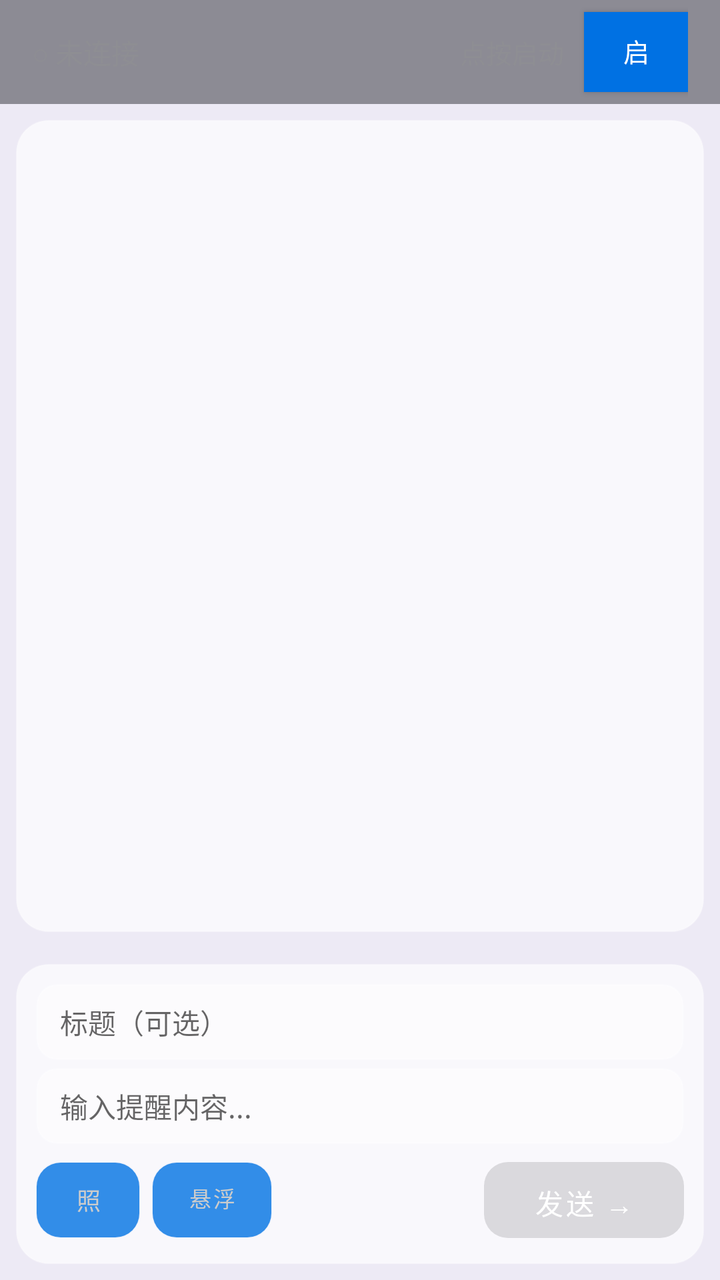
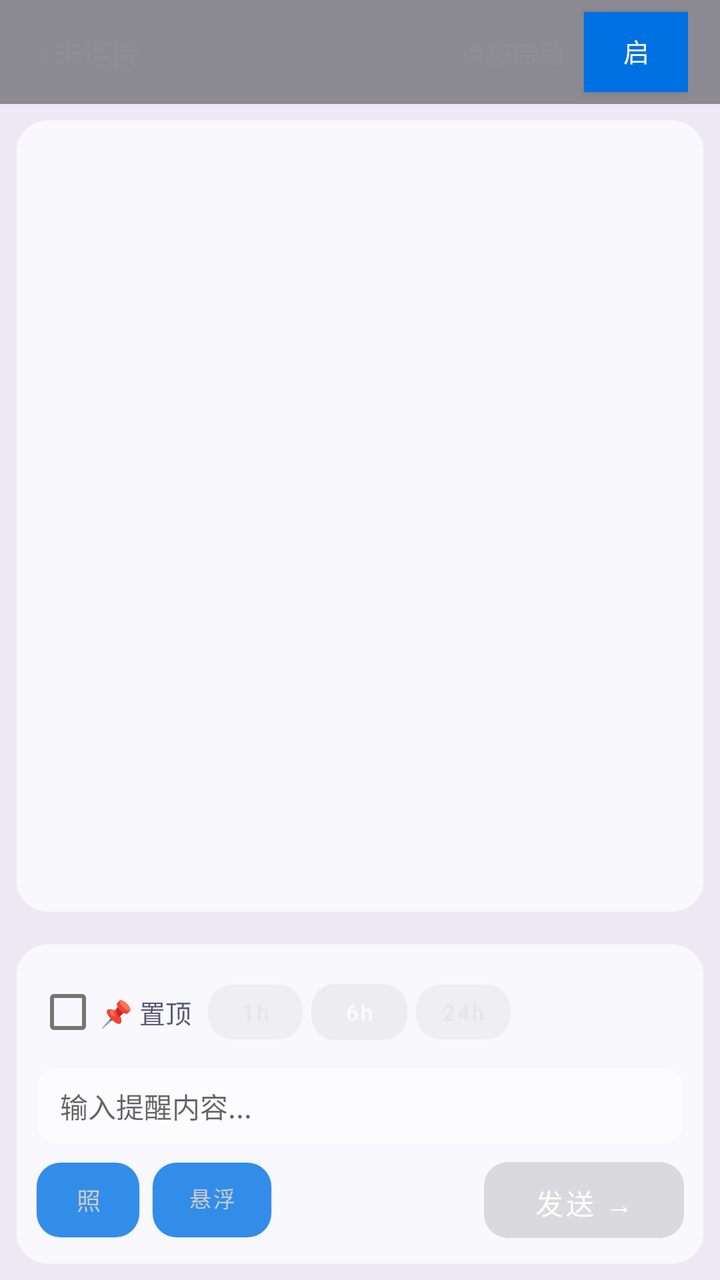

An Android layout rendered at two revisions. The XML below is the earlier revision; the diff shows what the commit changed to produce the second picture.
<!-- AndroidManifest.xml: application theme Theme.Mengqixi -->
<!-- res/layout/activity_main.xml -->
<?xml version="1.0" encoding="utf-8"?>
<LinearLayout xmlns:android="http://schemas.android.com/apk/res/android"
    android:layout_width="match_parent"
    android:layout_height="match_parent"
    android:orientation="vertical"
    android:background="#EDEAF5">

    
    <LinearLayout
        android:layout_width="match_parent"
        android:layout_height="52dp"
        android:background="#781E2028"
        android:gravity="center_vertical"
        android:paddingHorizontal="16dp">

        <TextView
            android:id="@+id/statusText"
            android:layout_width="0dp"
            android:layout_height="wrap_content"
            android:layout_weight="1"
            android:text="○ 未连接"
            android:textColor="#FF8E8E93"
            android:textSize="14sp" />

        <TextView
            android:id="@+id/connectionInfo"
            android:layout_width="wrap_content"
            android:layout_height="wrap_content"
            android:layout_marginEnd="10dp"
            android:text="点按启动"
            android:textColor="#8E8E93"
            android:textSize="13sp" />

        
        <Button
            android:id="@+id/btnToggle"
            android:layout_width="52dp"
            android:layout_height="40dp"
            android:background="#6d7f9e"
            android:gravity="center"
            android:text="启动"
            android:textAllCaps="false"
            android:textColor="#FFFFFF"
            android:textSize="13sp" />
    </LinearLayout>

    
    <FrameLayout
        android:layout_width="match_parent"
        android:layout_height="0dp"
        android:layout_weight="1"
        android:background="@drawable/bg_glass_card"
        android:layout_margin="8dp">
        <androidx.recyclerview.widget.RecyclerView
            android:id="@+id/messageList"
            android:layout_width="match_parent"
            android:layout_height="match_parent"
            android:clipToPadding="false"
            android:padding="8dp" />
    </FrameLayout>

    
    <LinearLayout
        android:layout_width="match_parent"
        android:layout_height="wrap_content"
        android:background="@drawable/bg_glass_card"
        android:orientation="vertical"
        android:elevation="4dp"
        android:padding="10dp"
        android:layout_margin="8dp">

        <EditText
            android:id="@+id/reminderTitle"
            android:layout_width="match_parent"
            android:layout_height="38dp"
            android:background="@drawable/bg_input_glass"
            android:gravity="center_vertical|start"
            android:hint="标题（可选）"
            android:maxLength="50"
            android:paddingHorizontal="12dp"
            android:textSize="14sp" />

        <EditText
            android:id="@+id/reminderBody"
            android:layout_width="match_parent"
            android:layout_height="38dp"
            android:layout_marginTop="4dp"
            android:background="@drawable/bg_input_glass"
            android:gravity="center_vertical|start"
            android:hint="输入提醒内容..."
            android:maxLength="200"
            android:paddingHorizontal="12dp"
            android:textSize="14sp" />

        
        <RelativeLayout
            android:layout_width="match_parent"
            android:layout_height="44dp"
            android:layout_marginTop="6dp">

            
            <LinearLayout
                android:id="@+id/leftTools"
                android:layout_width="wrap_content"
                android:layout_height="match_parent"
                android:layout_alignParentStart="true"
                android:gravity="center_vertical"
                android:orientation="horizontal">

                <Button
                    android:id="@+id/btnSendPhoto"
                    android:layout_width="52dp"
                    android:layout_height="38dp"
                    android:layout_marginEnd="6dp"
                    android:background="@drawable/bg_glass_dark"
                    android:gravity="center"
                    android:text="照片"
                    android:textColor="#CCC"
                    android:textSize="12sp" />

                <Button
                    android:id="@+id/btnBubble"
                    android:layout_width="60dp"
                    android:layout_height="38dp"
                    android:background="@drawable/bg_glass_dark"
                    android:gravity="center"
                    android:text="悬浮窗"
                    android:textColor="#CCC"
                    android:textSize="11sp" />
            </LinearLayout>

            
            <Button
                android:id="@+id/btnRemindPc"
                android:layout_width="100dp"
                android:layout_height="38dp"
                android:layout_alignParentEnd="true"
                android:layout_centerVertical="true"
                android:background="@drawable/bg_button_gradient"
                android:enabled="false"
                android:gravity="center"
                android:text="发送 →"
                android:textAllCaps="false"
                android:textColor="#FFFFFF"
                android:textSize="14sp" />
        </RelativeLayout>
    </LinearLayout>

</LinearLayout>
<!-- resources referenced by this layout -->
<resources>
  <!-- drawable bg_button_gradient (drawable) -->
  <?xml version="1.0" encoding="utf-8"?>
  <shape xmlns:android="http://schemas.android.com/apk/res/android"
      android:shape="rectangle">
      <gradient
          android:startColor="#5A6A8A"
          android:endColor="#6D7F9E"
          android:angle="45" />
      <corners android:radius="12dp" />
  </shape>
  <!-- drawable bg_glass_card (drawable) -->
  <?xml version="1.0" encoding="utf-8"?>
  <shape xmlns:android="http://schemas.android.com/apk/res/android"
      android:shape="rectangle">
      <solid android:color="#B2FFFFFF" />
      <corners android:radius="16dp" />
      <stroke android:width="0.5dp" android:color="#4DFFFFFF" />
  </shape>
  <!-- drawable bg_glass_dark (drawable) -->
  <?xml version="1.0" encoding="utf-8"?>
  <shape xmlns:android="http://schemas.android.com/apk/res/android"
      android:shape="rectangle">
      <solid android:color="#CC2A2D3E" />
      <corners android:radius="12dp" />
      <stroke android:width="0.5dp" android:color="#14FFFFFF" />
  </shape>
  <!-- drawable bg_input_glass (drawable) -->
  <?xml version="1.0" encoding="utf-8"?>
  <shape xmlns:android="http://schemas.android.com/apk/res/android"
      android:shape="rectangle">
      <solid android:color="#80FFFFFF" />
      <corners android:radius="10dp" />
      <stroke android:width="1dp" android:color="#33FFFFFF" />
  </shape>
  <style name="Theme.Mengqixi" parent="Theme.MaterialComponents.DayNight.NoActionBar">
          <item name="colorPrimary">#0071e3</item>
          <item name="colorPrimaryVariant">#0060c1</item>
          <item name="colorOnPrimary">#ffffff</item>
          <item name="colorSecondary">#34c759</item>
          <item name="android:statusBarColor">#1d1d1f</item>
      </style>
</resources>

<!-- the commit's change to res/layout/activity_main.xml (unified diff, before → after) -->
@@ -69,22 +69,69 @@
         android:padding="10dp"
         android:layout_margin="8dp">
 
-        <EditText
-            android:id="@+id/reminderTitle"
+        
+        <LinearLayout
             android:layout_width="match_parent"
-            android:layout_height="38dp"
-            android:background="@drawable/bg_input_glass"
-            android:gravity="center_vertical|start"
-            android:hint="标题（可选）"
-            android:maxLength="50"
-            android:paddingHorizontal="12dp"
-            android:textSize="14sp" />
+            android:layout_height="wrap_content"
+            android:orientation="horizontal"
+            android:gravity="center_vertical"
+            android:layout_marginBottom="4dp">
+
+            <CheckBox
+                android:id="@+id/pinCheckbox"
+                android:layout_width="wrap_content"
+                android:layout_height="wrap_content"
+                android:text="📌 置顶"
+                android:textSize="13sp"
+                android:textColor="#5A5A7A" />
+
+            <Button
+                android:id="@+id/pinDuration1h"
+                android:layout_width="48dp"
+                android:layout_height="28dp"
+                android:layout_marginStart="8dp"
+                android:background="@drawable/bg_glass_dark"
+                android:text="1h"
+                android:textSize="11sp"
+                android:textColor="#CCC"
+                android:textAllCaps="false"
+                android:enabled="false"
+                android:alpha="0.4"
+                android:padding="0dp" />
+
+            <Button
+                android:id="@+id/pinDuration6h"
+                android:layout_width="48dp"
+                android:layout_height="28dp"
+                android:layout_marginStart="4dp"
+                android:background="@drawable/bg_button_gradient"
+                android:text="6h"
+                android:textSize="11sp"
+                android:textColor="#FFF"
+                android:textAllCaps="false"
+                android:enabled="false"
+                android:alpha="0.4"
+                android:padding="0dp" />
+
+            <Button
+                android:id="@+id/pinDuration24h"
+                android:layout_width="48dp"
+                android:layout_height="28dp"
+                android:layout_marginStart="4dp"
+                android:background="@drawable/bg_glass_dark"
+                android:text="24h"
+                android:textSize="11sp"
+                android:textColor="#CCC"
+                android:textAllCaps="false"
+                android:enabled="false"
+                android:alpha="0.4"
+                android:padding="0dp" />
+        </LinearLayout>
 
         <EditText
             android:id="@+id/reminderBody"
             android:layout_width="match_parent"
             android:layout_height="38dp"
-            android:layout_marginTop="4dp"
             android:background="@drawable/bg_input_glass"
             android:gravity="center_vertical|start"
             android:hint="输入提醒内容..."
